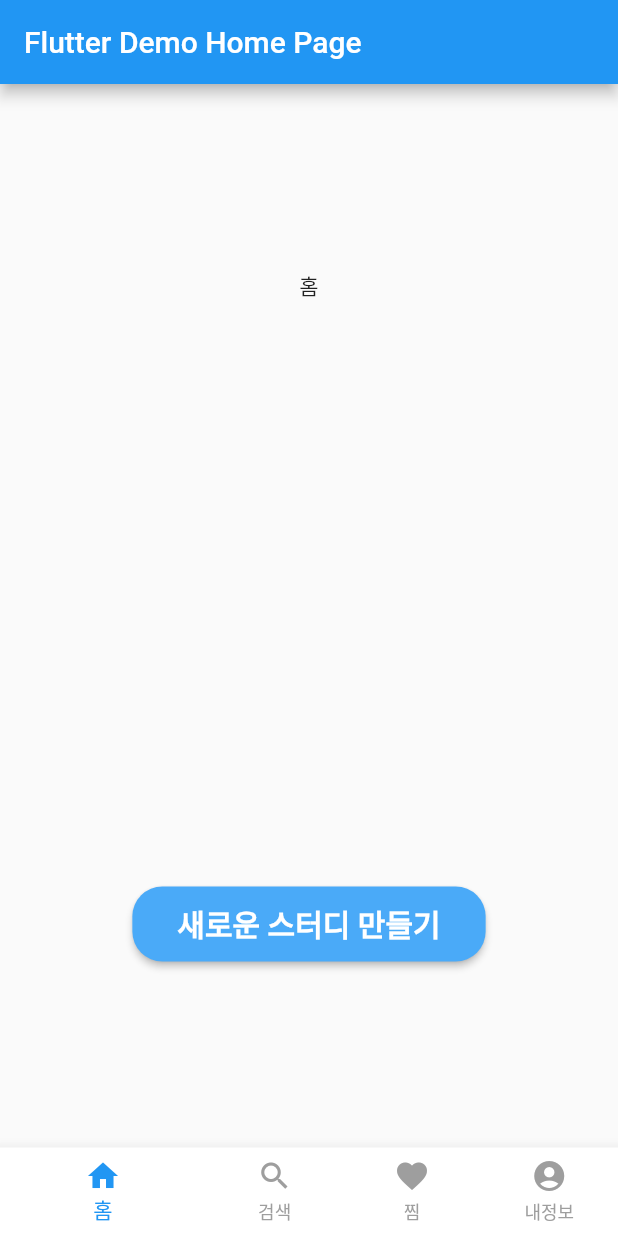
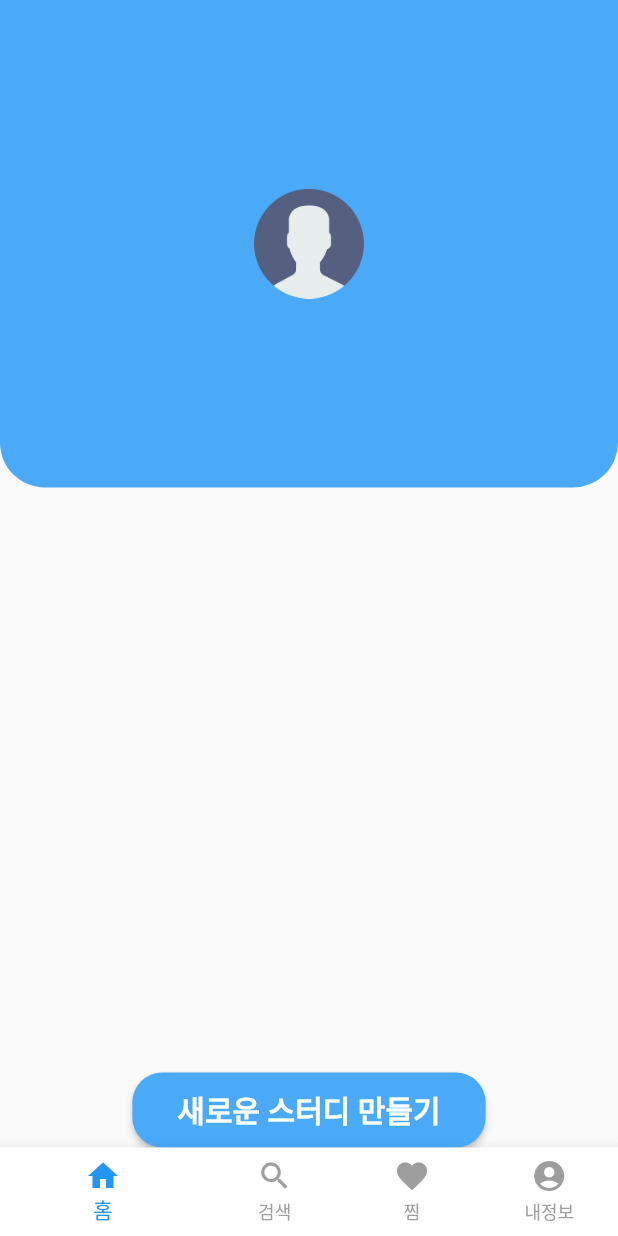
Before and after one commit to 20Yiju/COCOA, a Flutter app: the screen it shows after launch, on a phone screen of 412 x 824 dp. Run offline on Flutter 3.47's test engine with Material 2 defaults, Android fonts, the phone set to English and light mode, and no system bars.

Commit message:
combine home.dart

```diff
--- a/SLEProject/lib/func/home.dart
+++ b/SLEProject/lib/func/home.dart
@@ -32,16 +32,34 @@ class _MyHomePageState extends State<MyHomePage> {
   Widget build(BuildContext context) {
 
     return Scaffold(
-      appBar: AppBar(
-        title: Text(widget.title),
-      ),
-      body: Center(
-        child: Column(
-          mainAxisSize: MainAxisSize.min,
-          children: <Widget>[
-            body_item.elementAt(current_index),
-            const SizedBox(height: 390),
-            ElevatedButton(
+      // appBar: AppBar(
+      //   title: Text(widget.title),
+      // ),
+      body: Column(
+        mainAxisSize: MainAxisSize.min,
+        children: <Widget>[
+          Container(
+            child: Flexible(child: FractionallySizedBox(
+              widthFactor: 1.0,
+              heightFactor: 1.0,
+              child: Container(
+                decoration: BoxDecoration(
+                    color: Color.fromARGB(255, 74, 170, 248),
+                    borderRadius: BorderRadius.only(
+                        bottomRight: Radius.circular(30),
+                        bottomLeft:
+                        Radius.circular(30)),
+                  image: DecorationImage(
+                    image: AssetImage('assets/images/user.png'),
+                    scale: 7
+                  )// <--- border radius here
+                ),
+              ),
+            ),
+            ),),
+          const SizedBox(height: 390),
+          Center(
+            child: ElevatedButton(
               style: ButtonStyle(
                   shape: MaterialStateProperty.all(
                     RoundedRectangleBorder(
@@ -61,9 +79,8 @@ class _MyHomePageState extends State<MyHomePage> {
                   style: TextStyle(fontSize: 20, fontWeight: FontWeight.bold)),
 
             ),
-          ],
-        ),
-
+          ),
+        ],
       ),
       bottomNavigationBar: Theme(
         data: Theme.of(context).copyWith(canvasColor: Colors.white),
@@ -99,6 +116,8 @@ class _MyHomePageState extends State<MyHomePage> {
         ),
       ),
     );
+
+
   }
   List body_item = [
     Text('홈'),
@@ -107,3 +126,6 @@ class _MyHomePageState extends State<MyHomePage> {
     Text('내정보'),
   ];
 }
+
+class Cotainer {
+}
```
